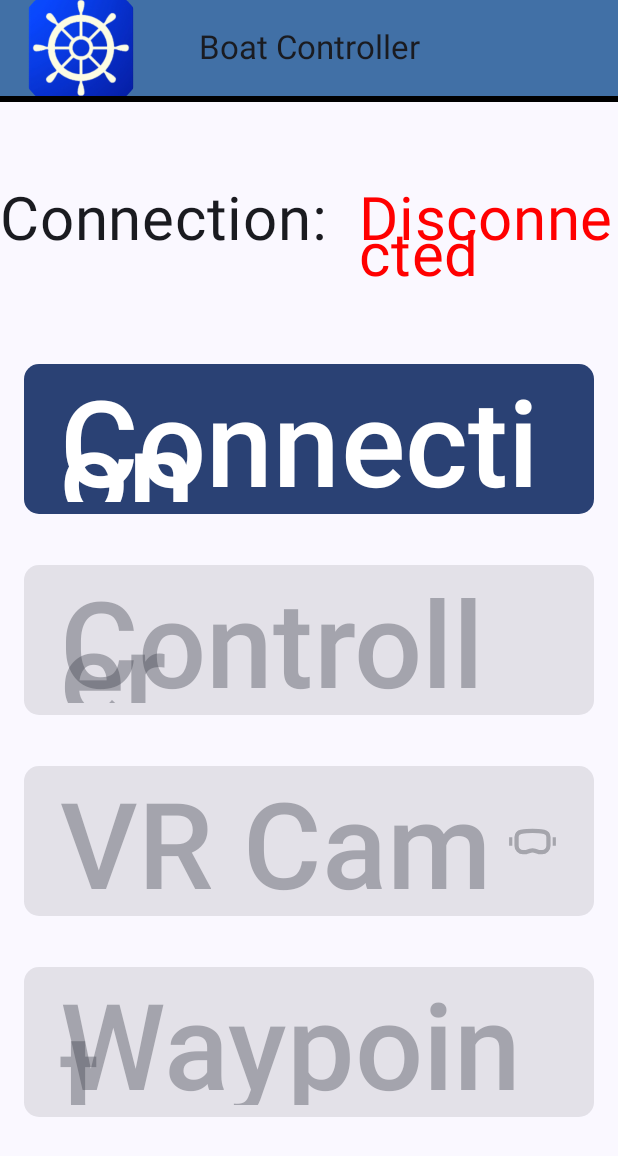
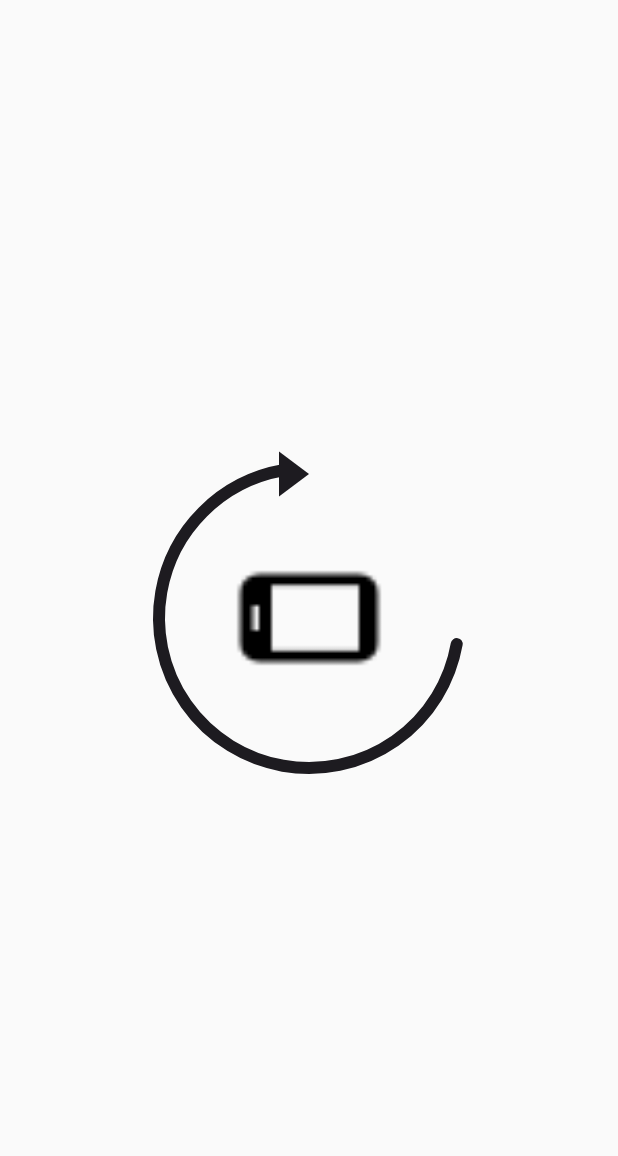
Before and after one commit to wojciechgunia/Boat_Controller_MA, an Android app built with Jetpack Compose: the screen it shows after launch (MainActivity before the commit, ControllerActivity after it), on a phone screen of 412 x 824 dp. Shown: the top 1156 px of the screen. Run offline under Robolectric (Android 15) with nearby library versions, the phone set to English and light mode, and no system bars.

Commit message:
Boat Controller -> ControllerActivity -> Rotate animation

```diff
--- a/app/src/main/AndroidManifest.xml
+++ b/app/src/main/AndroidManifest.xml
@@ -23,6 +23,17 @@
                 <category android:name="android.intent.category.LAUNCHER" />
             </intent-filter>
         </activity>
+
+        <activity
+            android:name=".ControllerActivity"
+            android:exported="true"
+            android:theme="@style/Theme.BoatController"
+            tools:ignore="DiscouragedApi" >
+            <intent-filter>
+                <action android:name="android.intent.action.MAIN" />
+                <category android:name="android.intent.category.LAUNCHER" />
+            </intent-filter>
+        </activity>
     </application>
 
 </manifest>
--- /dev/null
+++ b/app/src/main/java/pl/poznan/put/boatcontroller/ControllerActivity.kt
@@ -0,0 +1,176 @@
+package pl.poznan.put.boatcontroller
+
+import android.annotation.SuppressLint
+import android.content.res.Configuration
+import android.os.Bundle
+import androidx.activity.ComponentActivity
+import androidx.activity.compose.setContent
+import androidx.compose.animation.core.FastOutSlowInEasing
+import androidx.compose.animation.core.LinearOutSlowInEasing
+import androidx.compose.animation.core.animate
+import androidx.compose.animation.core.animateFloatAsState
+import androidx.compose.animation.core.tween
+import androidx.compose.foundation.Canvas
+import androidx.compose.foundation.layout.Box
+import androidx.compose.foundation.layout.fillMaxSize
+import androidx.compose.foundation.layout.padding
+import androidx.compose.foundation.layout.size
+import androidx.compose.material3.ColorScheme
+import androidx.compose.material3.Icon
+import androidx.compose.material3.MaterialTheme
+import androidx.compose.runtime.Composable
+import androidx.compose.runtime.LaunchedEffect
+import androidx.compose.runtime.getValue
+import androidx.compose.runtime.mutableFloatStateOf
+import androidx.compose.runtime.mutableStateOf
+import androidx.compose.runtime.remember
+import androidx.compose.runtime.setValue
+import androidx.compose.ui.Alignment
+import androidx.compose.ui.Modifier
+import androidx.compose.ui.geometry.Offset
+import androidx.compose.ui.graphics.Path
+import androidx.compose.ui.graphics.StrokeCap
+import androidx.compose.ui.graphics.asImageBitmap
+import androidx.compose.ui.graphics.drawscope.Stroke
+import androidx.compose.ui.graphics.graphicsLayer
+import androidx.compose.ui.platform.LocalConfiguration
+import androidx.compose.ui.tooling.preview.Preview
+import androidx.compose.ui.unit.dp
+import androidx.core.graphics.drawable.toBitmap
+import kotlinx.coroutines.delay
+import kotlin.math.cos
+import kotlin.math.sin
+
+class ControllerActivity: ComponentActivity() {
+
+    override fun onCreate(savedInstanceState: Bundle?) {
+        super.onCreate(savedInstanceState)
+        setContent {
+            val colorScheme = MaterialTheme.colorScheme
+            if (!isLandscape()) {
+                RotatePhoneTutorialAnimation(colorScheme)
+            }
+        }
+    }
+
+    @Composable
+    fun isLandscape(): Boolean {
+        val configuration = LocalConfiguration.current
+        return configuration.orientation == Configuration.ORIENTATION_LANDSCAPE
+    }
+
+    @SuppressLint("UseCompatLoadingForDrawables", "AutoboxingStateCreation")
+    @Composable
+    fun RotatePhoneTutorialAnimation(colorScheme: ColorScheme) {
+
+        var sweepAngle by remember { mutableFloatStateOf(0f) }
+
+        var phoneRotation by remember { mutableFloatStateOf(0f) }
+
+        var startPhoneRotation by remember { mutableStateOf(false) }
+
+        LaunchedEffect(Unit) {
+            while (true) {
+                sweepAngle = 0f
+                startPhoneRotation = false
+
+                animate(
+                    initialValue = 0f,
+                    targetValue = 250f,
+                    animationSpec = tween(durationMillis = 4000, easing = LinearOutSlowInEasing)
+                ) { value, _ ->
+                    sweepAngle = value
+                }
+
+                startPhoneRotation = true
+
+                delay(54000)
+            }
+        }
+
+        val phoneRotationAnim by animateFloatAsState(
+            targetValue = if (startPhoneRotation) 90f else 0f,
+            animationSpec = tween(durationMillis = 1000, easing = FastOutSlowInEasing),
+            label = "PhoneRotation"
+        )
+
+        phoneRotation = phoneRotationAnim
+
+        Box(
+            modifier = Modifier
+                .fillMaxSize()
+                .padding(32.dp),
+            contentAlignment = Alignment.Center
+        ) {
+            Canvas(modifier = Modifier.size(200.dp)) {
+                val strokeWidth = 8.dp.toPx()
+                val radius = size.minDimension / 2 - strokeWidth / 2
+                val center = Offset(size.width / 2, size.height / 2)
+
+                drawArc(
+                    color = colorScheme.onBackground,
+                    startAngle = 10f,
+                    sweepAngle = sweepAngle,
+                    useCenter = false,
+                    style = Stroke(width = strokeWidth, cap = StrokeCap.Round)
+                )
+
+                if (sweepAngle > 5f) {
+                    val endAngle = Math.toRadians((20 + sweepAngle).toDouble())
+                    val arrowLength = 20.dp.toPx()
+                    val arrowWidth = 15.dp.toPx()
+
+                    val endX = center.x + radius * cos(endAngle).toFloat()
+                    val endY = center.y + radius * sin(endAngle).toFloat()
+                    val endPoint = Offset(endX, endY)
+
+                    val tangentAngle = endAngle + Math.PI / 2
+
+                    val p1 = endPoint
+                    val p2 = Offset(
+                        (endX - arrowLength * cos(tangentAngle) - arrowWidth * sin(tangentAngle)).toFloat(),
+                        (endY - arrowLength * sin(tangentAngle) + arrowWidth * cos(tangentAngle)).toFloat()
+                    )
+                    val p3 = Offset(
+                        (endX - arrowLength * cos(tangentAngle) + arrowWidth * sin(tangentAngle)).toFloat(),
+                        (endY - arrowLength * sin(tangentAngle) - arrowWidth * cos(tangentAngle)).toFloat()
+                    )
+
+                    drawPath(
+                        path = Path().apply {
+                            moveTo(p1.x, p1.y)
+                            lineTo(p2.x, p2.y)
+                            lineTo(p3.x, p3.y)
+                            close()
+                        },
+                        color = colorScheme.onBackground
+                    )
+                }
+            }
+
+
+            Box(
+                modifier = Modifier
+                    .size(100.dp)
+                    .graphicsLayer {
+                        rotationZ = phoneRotation
+                    }
+            ) {
+                Icon(
+                    bitmap = resources.getDrawable(R.drawable.phone_android_2, null).toBitmap().asImageBitmap(),
+                    contentDescription = null,
+                    modifier = Modifier
+                        .align(Alignment.Center)
+                        .size(100.dp)
+                )
+            }
+        }
+    }
+
+
+    @Preview(showBackground = true)
+    @Composable
+    fun PreviewPhoneAnimationScreen() {
+
+    }
+}
--- a/app/src/main/java/pl/poznan/put/boatcontroller/MainActivity.kt
+++ b/app/src/main/java/pl/poznan/put/boatcontroller/MainActivity.kt
@@ -1,11 +1,11 @@
 package pl.poznan.put.boatcontroller
 
+import android.content.Intent
 import android.os.Bundle
 import androidx.activity.ComponentActivity
 import androidx.activity.compose.setContent
 import androidx.activity.enableEdgeToEdge
 import androidx.activity.viewModels
-import androidx.compose.foundation.clickable
 import androidx.compose.foundation.layout.Arrangement
 import androidx.compose.foundation.layout.Box
 import androidx.compose.foundation.layout.Column
@@ -37,7 +37,7 @@ import androidx.navigation.NavHostController
 import androidx.navigation.compose.NavHost
 import androidx.compose.ui.Alignment
 import androidx.compose.ui.Modifier
-import androidx.compose.ui.graphics.Path
+import androidx.compose.ui.platform.LocalContext
 import androidx.compose.ui.tooling.preview.Preview
 import androidx.compose.ui.unit.dp
 import androidx.compose.ui.unit.em
@@ -54,9 +54,7 @@ import pl.poznan.put.boatcontroller.ui.theme.BoatControllerTheme
 import java.io.BufferedReader
 import java.io.InputStreamReader
 import java.io.PrintWriter
-import java.net.HttpURLConnection
 import java.net.Socket
-import java.net.URL
 
 class MainActivity : ComponentActivity() {
     private val mainVm by viewModels<MainViewModel>()
@@ -121,7 +119,7 @@ fun HomeContent(navController: NavController, mainVm: MainViewModel) {
                 )
             }
 
-            MenuButton("Controller", R.drawable.bc_controller, navController, mainVm.isLoggedIn)
+            MenuButton("Controller", R.drawable.bc_controller, navController, navDest = "controller")
             MenuButton("VR Cam", R.drawable.bc_vr, navController, mainVm.isLoggedIn)
             MenuButton("Waypoint", R.drawable.bc_waypoint, navController, mainVm.isLoggedIn)
         }
@@ -137,15 +135,18 @@ fun MenuButton(
     navDest: String? = null,
     mainVm: MainViewModel? = null
 ) {
+    val context = LocalContext.current
     Button(
         onClick = {
-            if (navDest != null && navDest != "disconnect") {
+            if (navDest != null && navDest == "connection") {
                 navController.navigate(navDest)
-            } else if (navDest != null) {
+            } else if (navDest != null && navDest == "disconnect") {
                 if (mainVm != null) {
                     mainVm.socketClose()
                     mainVm.updateLoggedIn(false)
                 }
+            } else if (navDest != null && navDest == "controller") {
+                context.startActivity(Intent(context, ControllerActivity::class.java), null)
             }
 
         },
--- /dev/null
+++ b/app/src/main/res/drawable/phone_android.xml
@@ -0,0 +1,10 @@
+<vector xmlns:android="http://schemas.android.com/apk/res/android"
+    android:width="24dp"
+    android:height="24dp"
+    android:viewportWidth="960"
+    android:viewportHeight="960"
+    android:tint="?attr/colorControlNormal">
+  <path
+      android:fillColor="@android:color/white"
+      android:pathData="M280,920Q247,920 223.5,896.5Q200,873 200,840L200,120Q200,87 223.5,63.5Q247,40 280,40L680,40Q713,40 736.5,63.5Q760,87 760,120L760,244Q778,251 789,266Q800,281 800,300L800,380Q800,399 789,414Q778,429 760,436L760,840Q760,873 736.5,896.5Q713,920 680,920L280,920ZM280,840L680,840Q680,840 680,840Q680,840 680,840L680,120Q680,120 680,120Q680,120 680,120L280,120Q280,120 280,120Q280,120 280,120L280,840Q280,840 280,840Q280,840 280,840ZM280,840Q280,840 280,840Q280,840 280,840L280,120Q280,120 280,120Q280,120 280,120L280,120Q280,120 280,120Q280,120 280,120L280,840Q280,840 280,840Q280,840 280,840ZM480,800Q497,800 508.5,788.5Q520,777 520,760Q520,743 508.5,731.5Q497,720 480,720Q463,720 451.5,731.5Q440,743 440,760Q440,777 451.5,788.5Q463,800 480,800Z"/>
+</vector>
--- /dev/null
+++ b/app/src/main/res/drawable/phone_android_2.xml
@@ -0,0 +1,5 @@
+<vector xmlns:android="http://schemas.android.com/apk/res/android" android:height="24dp" android:tint="#000000" android:viewportHeight="24" android:viewportWidth="24" android:width="24dp">
+
+    <path android:fillColor="@android:color/white" android:pathData="M16,1L8,1C6.34,1 5,2.34 5,4v16c0,1.66 1.34,3 3,3h8c1.66,0 3,-1.34 3,-3L19,4c0,-1.66 -1.34,-3 -3,-3zM14,21h-4v-1h4v1zM17.25,18L6.75,18L6.75,4h10.5v14z"/>
+
+</vector>
--- a/gradle/libs.versions.toml
+++ b/gradle/libs.versions.toml
@@ -1,6 +1,6 @@
 [versions]
 activityComposeVersion = "1.8.2"
-agp = "8.9.2"
+agp = "8.10.0"
 androidxGraphicsShapes = "1.0.1"
 kotlin = "2.0.21"
 coreKtx = "1.15.0"
```
